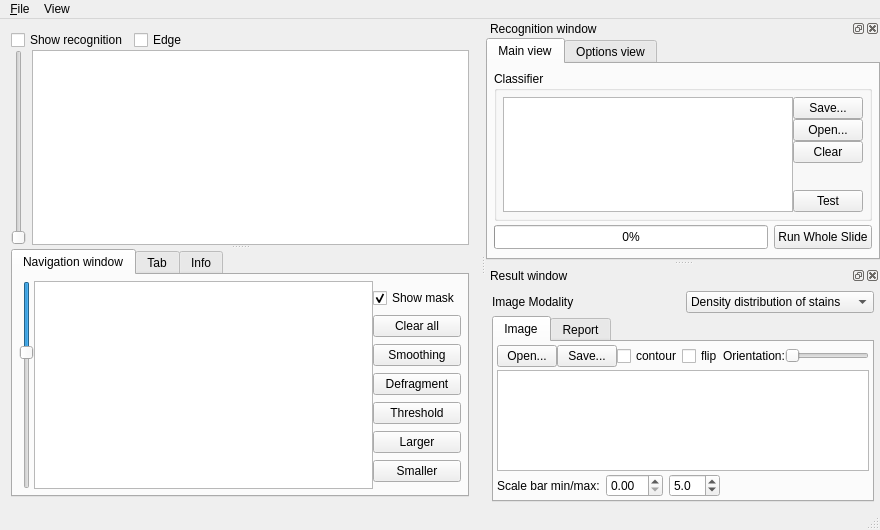
This is mainwindow.ui in frankyeh/WSRecognizer as Qt 5 draws it before an edit. The edited form follows.
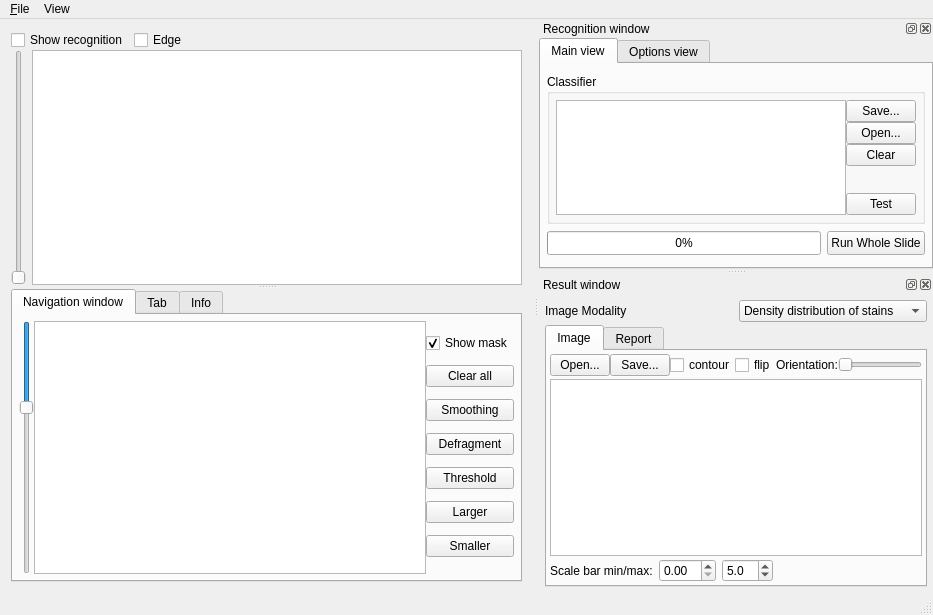
This is the edited form. Icons and pictures are not drawn. Custom widgets are drawn as their Qt base class.

```diff
--- a/mainwindow.ui
+++ b/mainwindow.ui
@@ -6,8 +6,8 @@
    <rect>
     <x>0</x>
     <y>0</y>
-    <width>880</width>
-    <height>530</height>
+    <width>933</width>
+    <height>615</height>
    </rect>
   </property>
   <property name="windowTitle">
@@ -310,7 +310,7 @@
     <rect>
      <x>0</x>
      <y>0</y>
-     <width>880</width>
+     <width>933</width>
      <height>21</height>
     </rect>
    </property>
@@ -348,7 +348,7 @@
    </property>
    <property name="minimumSize">
     <size>
-     <width>235</width>
+     <width>239</width>
      <height>215</height>
     </size>
    </property>
```
Left out of the diff: 111 changed lines with no effect on the pictures.
